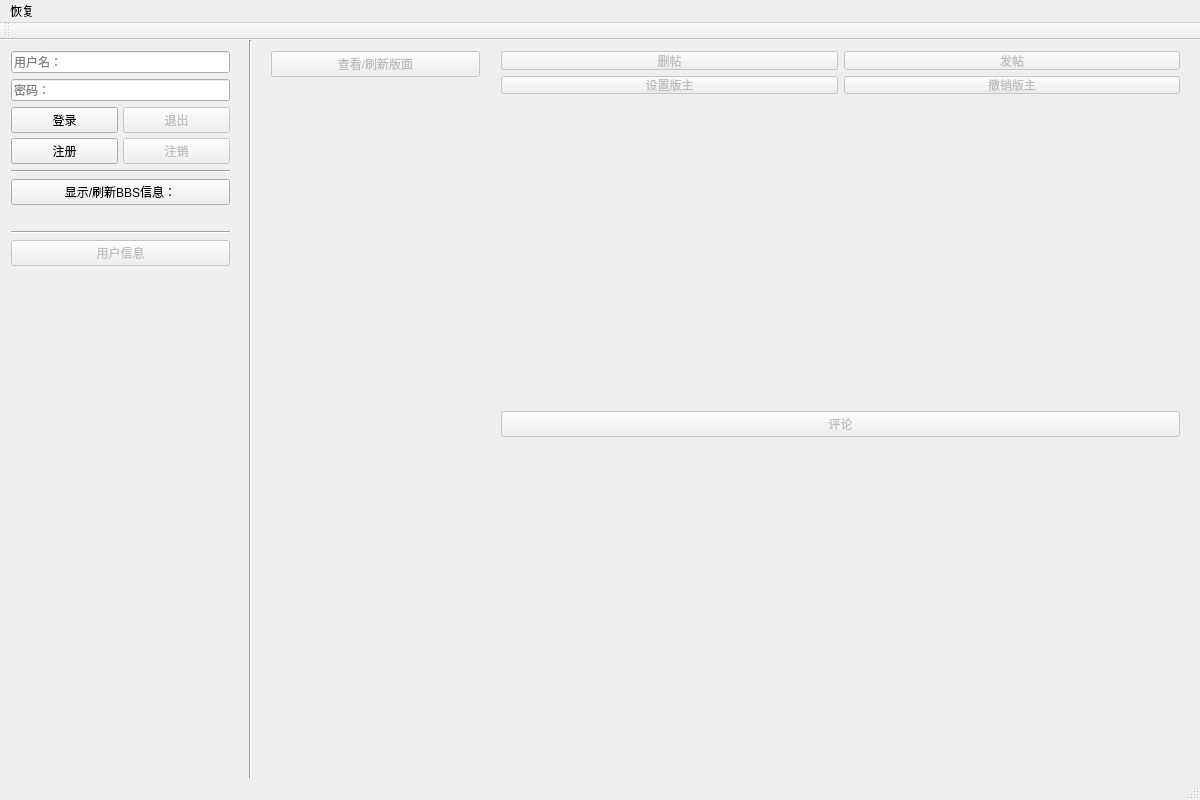
Qt form mainwindow.ui (CRongbx/BBS_GUI2) before a commit.
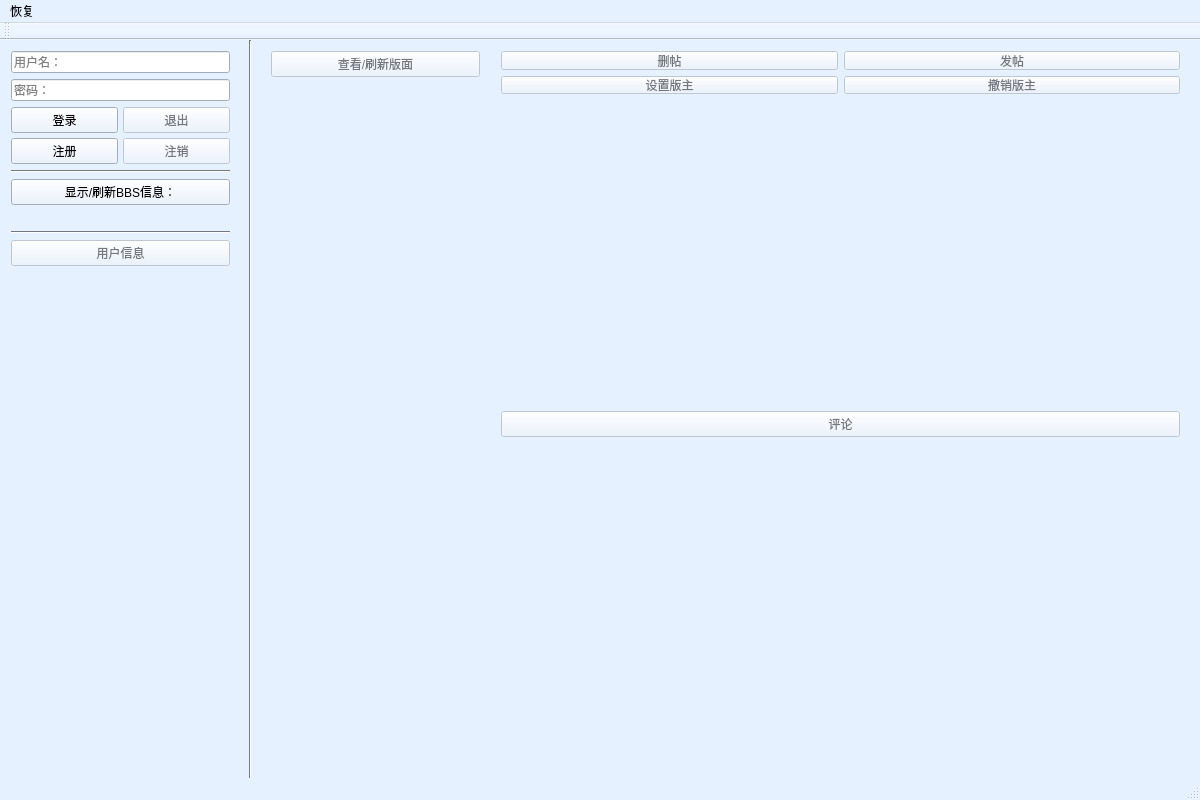
The same form after that commit.

Patch:
```diff
--- a/mainwindow.ui
+++ b/mainwindow.ui
@@ -25,6 +25,421 @@
     <height>800</height>
    </size>
   </property>
+  <property name="palette">
+   <palette>
+    <active>
+     <colorrole role="WindowText">
+      <brush brushstyle="SolidPattern">
+       <color alpha="255">
+        <red>0</red>
+        <green>0</green>
+        <blue>0</blue>
+       </color>
+      </brush>
+     </colorrole>
+     <colorrole role="Button">
+      <brush brushstyle="SolidPattern">
+       <color alpha="255">
+        <red>230</red>
+        <green>241</green>
+        <blue>255</blue>
+       </color>
+      </brush>
+     </colorrole>
+     <colorrole role="Light">
+      <brush brushstyle="SolidPattern">
+       <color alpha="255">
+        <red>255</red>
+        <green>255</green>
+        <blue>255</blue>
+       </color>
+      </brush>
+     </colorrole>
+     <colorrole role="Midlight">
+      <brush brushstyle="SolidPattern">
+       <color alpha="255">
+        <red>242</red>
+        <green>248</green>
+        <blue>255</blue>
+       </color>
+      </brush>
+     </colorrole>
+     <colorrole role="Dark">
+      <brush brushstyle="SolidPattern">
+       <color alpha="255">
+        <red>115</red>
+        <green>120</green>
+        <blue>127</blue>
+       </color>
+      </brush>
+     </colorrole>
+     <colorrole role="Mid">
+      <brush brushstyle="SolidPattern">
+       <color alpha="255">
+        <red>153</red>
+        <green>161</green>
+        <blue>170</blue>
+       </color>
+      </brush>
+     </colorrole>
+     <colorrole role="Text">
+      <brush brushstyle="SolidPattern">
+       <color alpha="255">
+        <red>0</red>
+        <green>0</green>
+        <blue>0</blue>
+       </color>
+      </brush>
+     </colorrole>
+     <colorrole role="BrightText">
+      <brush brushstyle="SolidPattern">
+       <color alpha="255">
+        <red>255</red>
+        <green>255</green>
+        <blue>255</blue>
+       </color>
+      </brush>
+     </colorrole>
+     <colorrole role="ButtonText">
+      <brush brushstyle="SolidPattern">
+       <color alpha="255">
+        <red>0</red>
+        <green>0</green>
+        <blue>0</blue>
+       </color>
+      </brush>
+     </colorrole>
+     <colorrole role="Base">
+      <brush brushstyle="SolidPattern">
+       <color alpha="255">
+        <red>255</red>
+        <green>255</green>
+        <blue>255</blue>
+       </color>
+      </brush>
+     </colorrole>
+     <colorrole role="Window">
+      <brush brushstyle="SolidPattern">
+       <color alpha="255">
+        <red>230</red>
+        <green>241</green>
+        <blue>255</blue>
+       </color>
+      </brush>
+     </colorrole>
+     <colorrole role="Shadow">
+      <brush brushstyle="SolidPattern">
+       <color alpha="255">
+        <red>0</red>
+        <green>0</green>
+        <blue>0</blue>
+       </color>
+      </brush>
+     </colorrole>
+     <colorrole role="AlternateBase">
+      <brush brushstyle="SolidPattern">
+       <color alpha="255">
+        <red>242</red>
+        <green>248</green>
+        <blue>255</blue>
+       </color>
+      </brush>
+     </colorrole>
+     <colorrole role="ToolTipBase">
+      <brush brushstyle="SolidPattern">
+       <color alpha="255">
+        <red>255</red>
+        <green>255</green>
+        <blue>220</blue>
+       </color>
+      </brush>
+     </colorrole>
+     <colorrole role="ToolTipText">
+      <brush brushstyle="SolidPattern">
+       <color alpha="255">
+        <red>0</red>
+        <green>0</green>
+        <blue>0</blue>
+       </color>
+      </brush>
+     </colorrole>
+    </active>
+    <inactive>
+     <colorrole role="WindowText">
+      <brush brushstyle="SolidPattern">
+       <color alpha="255">
+        <red>0</red>
+        <green>0</green>
+        <blue>0</blue>
+       </color>
+      </brush>
+     </colorrole>
+     <colorrole role="Button">
+      <brush brushstyle="SolidPattern">
+       <color alpha="255">
+        <red>230</red>
+        <green>241</green>
+        <blue>255</blue>
+       </color>
+      </brush>
+     </colorrole>
+     <colorrole role="Light">
+      <brush brushstyle="SolidPattern">
+       <color alpha="255">
+        <red>255</red>
+        <green>255</green>
+        <blue>255</blue>
+       </color>
+      </brush>
+     </colorrole>
+     <colorrole role="Midlight">
+      <brush brushstyle="SolidPattern">
+       <color alpha="255">
+        <red>242</red>
+        <green>248</green>
+        <blue>255</blue>
+       </color>
+      </brush>
+     </colorrole>
+     <colorrole role="Dark">
+      <brush brushstyle="SolidPattern">
+       <color alpha="255">
+        <red>115</red>
+        <green>120</green>
+        <blue>127</blue>
+       </color>
+      </brush>
+     </colorrole>
+     <colorrole role="Mid">
+      <brush brushstyle="SolidPattern">
+       <color alpha="255">
+        <red>153</red>
+        <green>161</green>
+        <blue>170</blue>
+       </color>
+      </brush>
+     </colorrole>
+     <colorrole role="Text">
+      <brush brushstyle="SolidPattern">
+       <color alpha="255">
+        <red>0</red>
+        <green>0</green>
+        <blue>0</blue>
+       </color>
+      </brush>
+     </colorrole>
+     <colorrole role="BrightText">
+      <brush brushstyle="SolidPattern">
+       <color alpha="255">
+        <red>255</red>
+        <green>255</green>
+        <blue>255</blue>
+       </color>
+      </brush>
+     </colorrole>
+     <colorrole role="ButtonText">
+      <brush brushstyle="SolidPattern">
+       <color alpha="255">
+        <red>0</red>
+        <green>0</green>
+        <blue>0</blue>
+       </color>
+      </brush>
+     </colorrole>
+     <colorrole role="Base">
+      <brush brushstyle="SolidPattern">
+       <color alpha="255">
+        <red>255</red>
+        <green>255</green>
+        <blue>255</blue>
+       </color>
+      </brush>
+     </colorrole>
+     <colorrole role="Window">
+      <brush brushstyle="SolidPattern">
+       <color alpha="255">
+        <red>230</red>
+        <green>241</green>
+        <blue>255</blue>
+       </color>
+      </brush>
+     </colorrole>
+     <colorrole role="Shadow">
+      <brush brushstyle="SolidPattern">
+       <color alpha="255">
+        <red>0</red>
+        <green>0</green>
+        <blue>0</blue>
+       </color>
+      </brush>
+     </colorrole>
+     <colorrole role="AlternateBase">
+      <brush brushstyle="SolidPattern">
+       <color alpha="255">
+        <red>242</red>
+        <green>248</green>
+        <blue>255</blue>
+       </color>
+      </brush>
+     </colorrole>
+     <colorrole role="ToolTipBase">
+      <brush brushstyle="SolidPattern">
+       <color alpha="255">
+        <red>255</red>
+        <green>255</green>
+        <blue>220</blue>
+       </color>
+      </brush>
+     </colorrole>
+     <colorrole role="ToolTipText">
+      <brush brushstyle="SolidPattern">
+       <color alpha="255">
+        <red>0</red>
+        <green>0</green>
+        <blue>0</blue>
+       </color>
+      </brush>
+     </colorrole>
+    </inactive>
+    <disabled>
+     <colorrole role="WindowText">
+      <brush brushstyle="SolidPattern">
+       <color alpha="255">
+        <red>115</red>
+        <green>120</green>
+        <blue>127</blue>
+       </color>
+      </brush>
+     </colorrole>
+     <colorrole role="Button">
+      <brush brushstyle="SolidPattern">
+       <color alpha="255">
+        <red>230</red>
+        <green>241</green>
+        <blue>255</blue>
+       </color>
+      </brush>
+     </colorrole>
+     <colorrole role="Light">
+      <brush brushstyle="SolidPattern">
+       <color alpha="255">
+        <red>255</red>
+        <green>255</green>
+        <blue>255</blue>
+       </color>
+      </brush>
+     </colorrole>
+     <colorrole role="Midlight">
+      <brush brushstyle="SolidPattern">
+       <color alpha="255">
+        <red>242</red>
+        <green>248</green>
+        <blue>255</blue>
+       </color>
+      </brush>
+     </colorrole>
+     <colorrole role="Dark">
+      <brush brushstyle="SolidPattern">
+       <color alpha="255">
+        <red>115</red>
+        <green>120</green>
+        <blue>127</blue>
+       </color>
+      </brush>
+     </colorrole>
+     <colorrole role="Mid">
+      <brush brushstyle="SolidPattern">
+       <color alpha="255">
+        <red>153</red>
+        <green>161</green>
+        <blue>170</blue>
+       </color>
+      </brush>
+     </colorrole>
+     <colorrole role="Text">
+      <brush brushstyle="SolidPattern">
+       <color alpha="255">
+        <red>115</red>
+        <green>120</green>
+        <blue>127</blue>
+       </color>
+      </brush>
+     </colorrole>
+     <colorrole role="BrightText">
+      <brush brushstyle="SolidPattern">
+       <color alpha="255">
+        <red>255</red>
+        <green>255</green>
+        <blue>255</blue>
+       </color>
+      </brush>
+     </colorrole>
+     <colorrole role="ButtonText">
+      <brush brushstyle="SolidPattern">
+       <color alpha="255">
+        <red>115</red>
+        <green>120</green>
+        <blue>127</blue>
+       </color>
+      </brush>
+     </colorrole>
+     <colorrole role="Base">
+      <brush brushstyle="SolidPattern">
+       <color alpha="255">
+        <red>230</red>
+        <green>241</green>
+        <blue>255</blue>
+       </color>
+      </brush>
+     </colorrole>
+     <colorrole role="Window">
+      <brush brushstyle="SolidPattern">
+       <color alpha="255">
+        <red>230</red>
+        <green>241</green>
+        <blue>255</blue>
+       </color>
+      </brush>
+     </colorrole>
+     <colorrole role="Shadow">
+      <brush brushstyle="SolidPattern">
+       <color alpha="255">
+        <red>0</red>
+        <green>0</green>
+        <blue>0</blue>
+       </color>
+      </brush>
+     </colorrole>
+     <colorrole role="AlternateBase">
+      <brush brushstyle="SolidPattern">
+       <color alpha="255">
+        <red>230</red>
+        <green>241</green>
+        <blue>255</blue>
+       </color>
+      </brush>
+     </colorrole>
+     <colorrole role="ToolTipBase">
+      <brush brushstyle="SolidPattern">
+       <color alpha="255">
+        <red>255</red>
+        <green>255</green>
+        <blue>220</blue>
+       </color>
+      </brush>
+     </colorrole>
+     <colorrole role="ToolTipText">
+      <brush brushstyle="SolidPattern">
+       <color alpha="255">
+        <red>0</red>
+        <green>0</green>
+        <blue>0</blue>
+       </color>
+      </brush>
+     </colorrole>
+    </disabled>
+   </palette>
+  </property>
   <property name="windowTitle">
    <string>MainWindow</string>
   </property>
```
